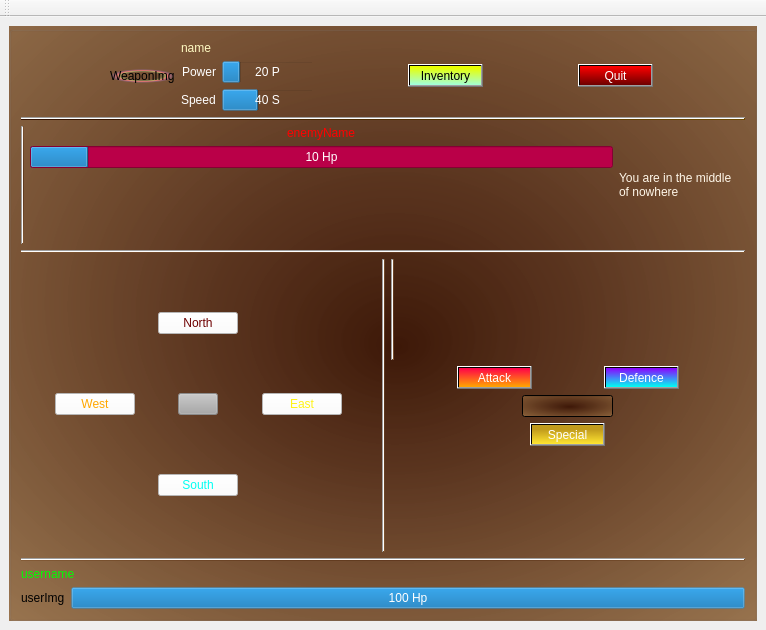
Qt form Planet_Invasion/gamescreen.ui (CS4076Rplay/CS4076) before a commit.
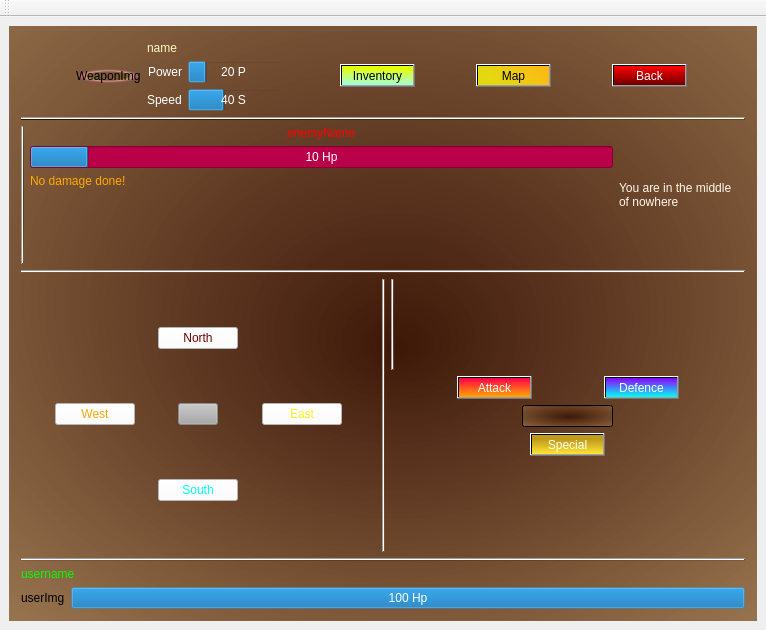
The same form after that commit. Icons and pictures are not drawn.

Diff of the .ui file:
```diff
--- a/Planet_Invasion/gamescreen.ui
+++ b/Planet_Invasion/gamescreen.ui
@@ -200,6 +200,34 @@
            </property>
           </widget>
          </item>
+         <item>
+          <widget class="QPushButton" name="pushButton_4">
+           <property name="sizePolicy">
+            <sizepolicy hsizetype="Fixed" vsizetype="Fixed">
+             <horstretch>0</horstretch>
+             <verstretch>0</verstretch>
+            </sizepolicy>
+           </property>
+           <property name="styleSheet">
+            <string notr="true">background:transparent;
+background-color:qlineargradient(spread:pad, x1:0.09, y1:0.193182, x2:1, y2:0, stop:0 rgba(228, 216, 17, 255), stop:1 rgba(255, 183, 20, 255));
+font: 10pt &quot;Lucida Sans Unicode&quot;;</string>
+           </property>
+           <property name="text">
+            <string>Map</string>
+           </property>
+           <property name="icon">
+            <iconset resource="assets.qrc">
+             <normaloff>:/mapIc.png</normaloff>:/mapIc.png</iconset>
+           </property>
+           <property name="iconSize">
+            <size>
+             <width>30</width>
+             <height>30</height>
+            </size>
+           </property>
+          </widget>
+         </item>
          <item>
           <widget class="QPushButton" name="pushButton">
            <property name="sizePolicy">
@@ -215,7 +243,7 @@
 color:rgb(255, 255, 255)</string>
            </property>
            <property name="text">
-            <string>Quit</string>
+            <string>Back</string>
            </property>
            <property name="shortcut">
             <string>O</string>
@@ -708,6 +736,18 @@
              </item>
             </layout>
            </item>
+           <item>
+            <widget class="QLabel" name="damage">
+             <property name="styleSheet">
+              <string notr="true">background:transparent;
+color:rgb(255, 170, 0);
+font: italic 8pt &quot;MS Sans Serif&quot;;</string>
+             </property>
+             <property name="text">
+              <string>No damage done!</string>
+             </property>
+            </widget>
+           </item>
            <item>
             <widget class="QPushButton" name="treasure">
              <property name="sizePolicy">
```
